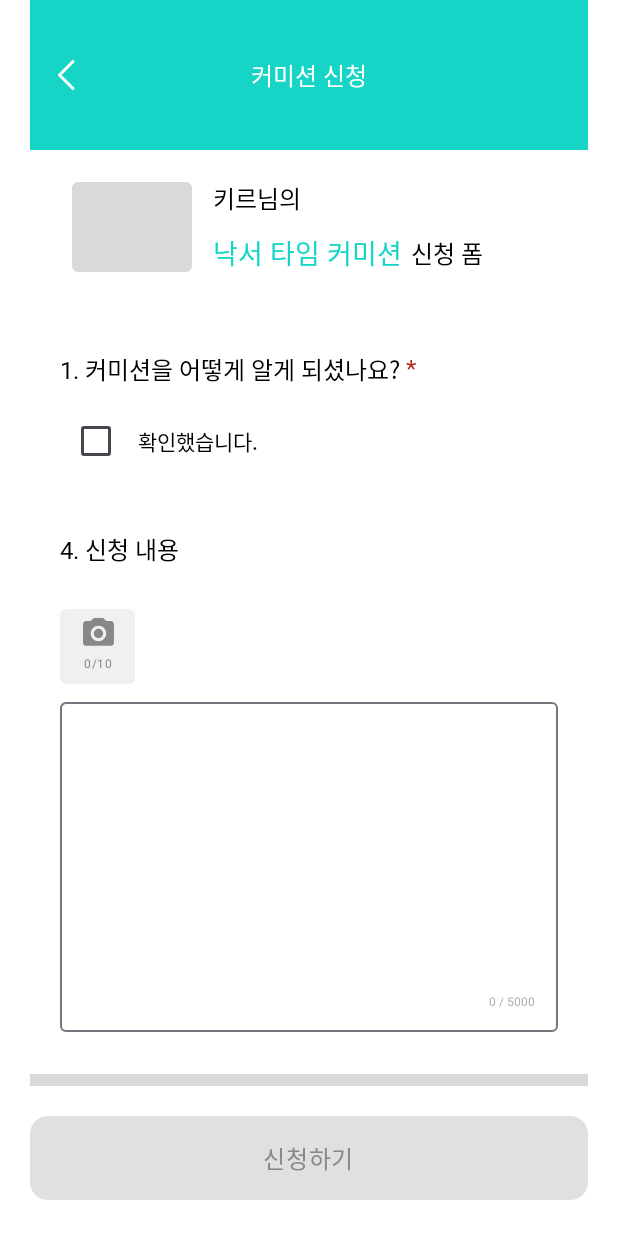
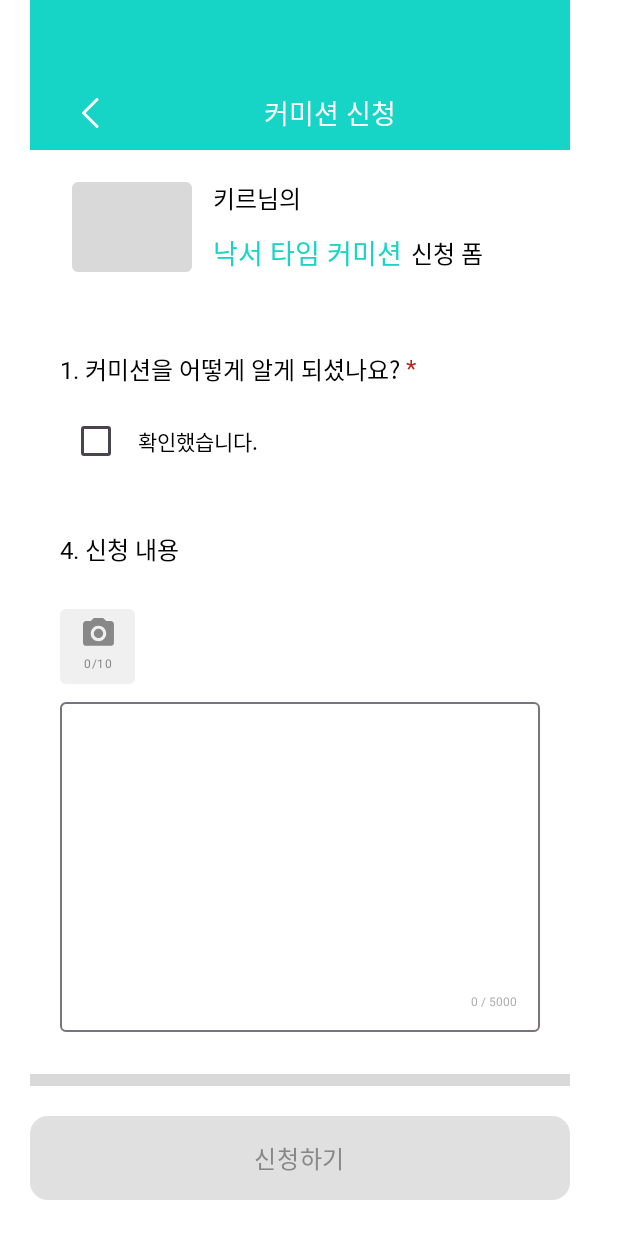
Before and after one commit to umc-commit/commit_frontend, an Android app built with Jetpack Compose: the @Preview function CommissionFormScreenPreview, on a phone screen of 412 x 824 dp. Run offline under Robolectric (Android 15) with nearby library versions, the light colour scheme and no system bars; Roboto replaces fonts that are not available here.

Commit message:
feat: CommissionFormScreen ui,CommissionTopBar ui 구현

```diff
--- a/app/src/main/java/com/example/commit/ui/request/form/CommissionFormScreen.kt
+++ b/app/src/main/java/com/example/commit/ui/request/form/CommissionFormScreen.kt
@@ -15,7 +15,6 @@ import androidx.compose.ui.tooling.preview.Preview
 import androidx.compose.ui.unit.dp
 import com.example.commit.ui.Theme.CommitTheme
 
-
 @Composable
 fun CommissionFormScreen() {
     // 상태 정의
@@ -24,19 +23,19 @@ fun CommissionFormScreen() {
 
     Column(
         modifier = Modifier
-            .fillMaxSize()
+            .width(400.dp) // 💡 너비 고정
             .padding(horizontal = 20.dp)
             .verticalScroll(rememberScrollState())
     ) {
-        // 0. top
+        // 0. TopBar
         CommissionTopBar()
 
-        // 1. 헤더
+        // 1. Header
         CommissionHeader()
 
         Spacer(modifier = Modifier.height(20.dp))
 
-        // 2. 질문 섹션 예시 (하나는 샘플, 더 만들 수 있음)
+        // 2. 질문 섹션
         CommissionOptionSection(
             index = 1,
             title = "커미션을 어떻게 알게 되셨나요?",
@@ -46,12 +45,12 @@ fun CommissionFormScreen() {
 
         Spacer(modifier = Modifier.height(12.dp))
 
-        // 3. 이미지 및 텍스트 섹션
+        // 3. 이미지 + 텍스트 섹션
         CommissionImageTextSection(
             text = text,
             onTextChange = { text = it },
             images = images,
-            onAddClick = { /* TODO: 이미지 추가 */ },
+            onAddClick = { /* TODO */ },
             onRemoveClick = { index -> images.removeAt(index) }
         )
 
@@ -85,7 +84,8 @@ fun CommissionFormScreen() {
         Spacer(modifier = Modifier.height(30.dp))
     }
 }
-@Preview(showBackground = true)
+
+@Preview(showBackground = true, widthDp = 400)
 @Composable
 fun CommissionFormScreenPreview() {
     CommitTheme {
--- a/app/src/main/java/com/example/commit/ui/request/form/CommissionTopBar.kt
+++ b/app/src/main/java/com/example/commit/ui/request/form/CommissionTopBar.kt
@@ -2,20 +2,16 @@ package com.example.commit.ui.request.form
 
 import androidx.compose.foundation.background
 import androidx.compose.foundation.layout.*
-import androidx.compose.material.icons.Icons
-import androidx.compose.material.icons.filled.ArrowBack
-import androidx.compose.material3.Icon
-import androidx.compose.material3.IconButton
-import androidx.compose.material3.MaterialTheme
-import androidx.compose.material3.Text
+import androidx.compose.material3.*
 import androidx.compose.runtime.Composable
 import androidx.compose.ui.Alignment
 import androidx.compose.ui.Modifier
 import androidx.compose.ui.graphics.Color
-import androidx.compose.ui.graphics.vector.ImageVector
-import androidx.compose.ui.res.vectorResource
+import androidx.compose.ui.res.painterResource
+import androidx.compose.ui.text.font.FontWeight
 import androidx.compose.ui.tooling.preview.Preview
 import androidx.compose.ui.unit.dp
+import androidx.compose.ui.unit.sp
 import com.example.commit.R
 import com.example.commit.ui.Theme.CommitTheme
 
@@ -23,32 +19,42 @@ import com.example.commit.ui.Theme.CommitTheme
 fun CommissionTopBar(onBackClick: () -> Unit = {}) {
     Box(
         modifier = Modifier
-            .fillMaxWidth()
+            .width(400.dp)
             .height(100.dp)
-            .width(400.dp)
-            .background(MaterialTheme.colorScheme.primary),
-        contentAlignment = Alignment.Center
+            .background(MaterialTheme.colorScheme.primary)
     ) {
-        Text(
-            text = "커미션 신청",
-            color = Color.White,
-            style = MaterialTheme.typography.titleMedium
-        )
+        Row(
+            modifier = Modifier
+                .fillMaxSize()
+                .padding(start = 28.dp, top = 50.dp), // Figma 기준 위치
+            verticalAlignment = Alignment.CenterVertically
+        ) {
+            IconButton(
+                onClick = onBackClick,
+                modifier = Modifier.size(24.dp)
+            ) {
+                Icon(
+                    painter = painterResource(id = R.drawable.ic_back_white),
+                    contentDescription = "뒤로가기",
+                    tint = Color.White
+                )
+            }
 
-        IconButton(
-            onClick = onBackClick,
-            modifier = Modifier.align(Alignment.CenterStart)
-        ) {
-            Icon(
-                imageVector = ImageVector.vectorResource(id = R.drawable.ic_back_white),
-                contentDescription = "뒤로가기",
-                tint = Color.White
+            Spacer(modifier = Modifier.width(104.dp)) // 156dp - 28dp - 24dp
+
+            Text(
+                text = "커미션 신청",
+                color = Color.White,
+                fontSize = 18.sp,
+                style = MaterialTheme.typography.titleMedium.copy(
+                    fontWeight = FontWeight.SemiBold
+                )
             )
         }
     }
 }
 
-@Preview(showBackground = true)
+@Preview(showBackground = true, widthDp = 400, heightDp = 100)
 @Composable
 fun CommissionTopBarPreview() {
     CommitTheme {
```
